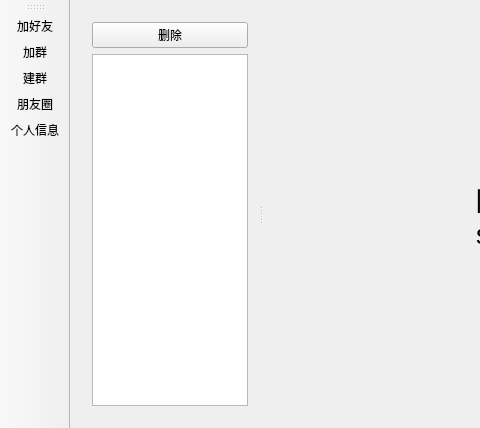
First picture: the form in client/mainwindow.ui, repository seekstar/syncchat, before the edit; both pictures show x 0 to 480 and y 0 to 428 of the 807 by 428 pixel window.
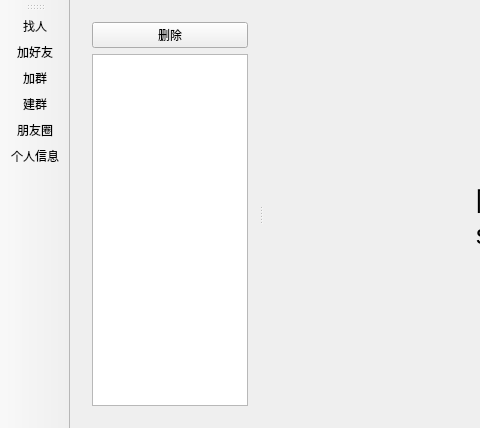
Second picture: the form after the edit.

Commit message: Find user id by user name

```diff
--- a/client/mainwindow.ui
+++ b/client/mainwindow.ui
@@ -146,6 +146,7 @@
    <attribute name="toolBarBreak">
     <bool>false</bool>
    </attribute>
+   <addaction name="actionFindByUsername"/>
    <addaction name="actionAddFriend"/>
    <addaction name="actionJoinGroup"/>
    <addaction name="actionCreateGroup"/>
@@ -187,6 +188,11 @@
     <string>建群</string>
    </property>
   </action>
+  <action name="actionFindByUsername">
+   <property name="text">
+    <string>找人</string>
+   </property>
+  </action>
  </widget>
  <layoutdefault spacing="6" margin="11"/>
  <resources/>
```
The commit also changes 39 other files.
